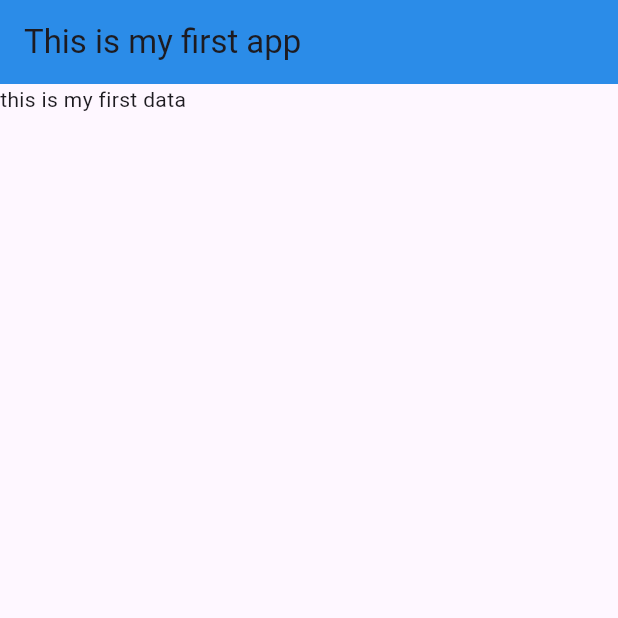
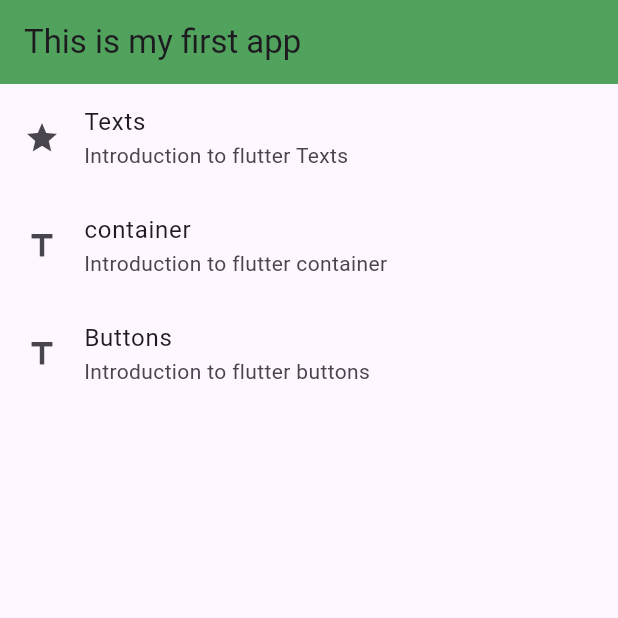
Before and after one commit to Morg-2025/flutter_components, a Flutter app: the screen it shows after launch, on a phone screen of 412 x 824 dp, the top half of it. Run offline on Flutter 3.47's test engine with Material 3 defaults, Android fonts, the phone set to English and light mode, and no system bars.

Commit message:
3 changed

```diff
--- a/lib/main.dart
+++ b/lib/main.dart
@@ -15,9 +15,27 @@ const MyApp({super.key});
         appBar: AppBar(
           title: Text('This is my first app'),
           elevation: 16 ,
-          backgroundColor:Colors.blue,
+          backgroundColor:Colors.green,
         ),
-body:Text('this is my first data'),
+body: ListView(
+  children: [
+    ListTile(
+      leading: Icon(Icons.star),
+      title: Text('Texts'),
+      subtitle: Text('Introduction to flutter Texts'),
+    ),
+        ListTile(
+          leading: Icon(Icons.title),
+          title: Text('container'),
+          subtitle: Text('Introduction to flutter container'),
+        ),
+      ListTile(
+        leading: Icon(Icons.title),
+        title: Text('Buttons'),
+        subtitle: Text('Introduction to flutter buttons'),
+      ),
+  ],
+),
       ),
     );
   }
```
